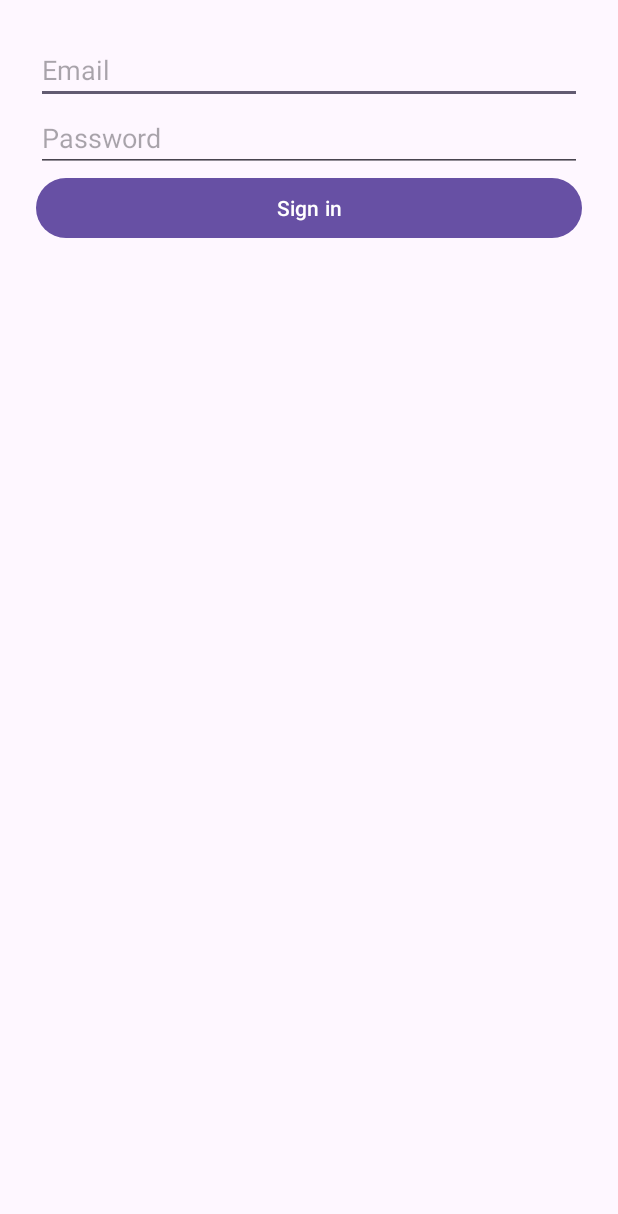
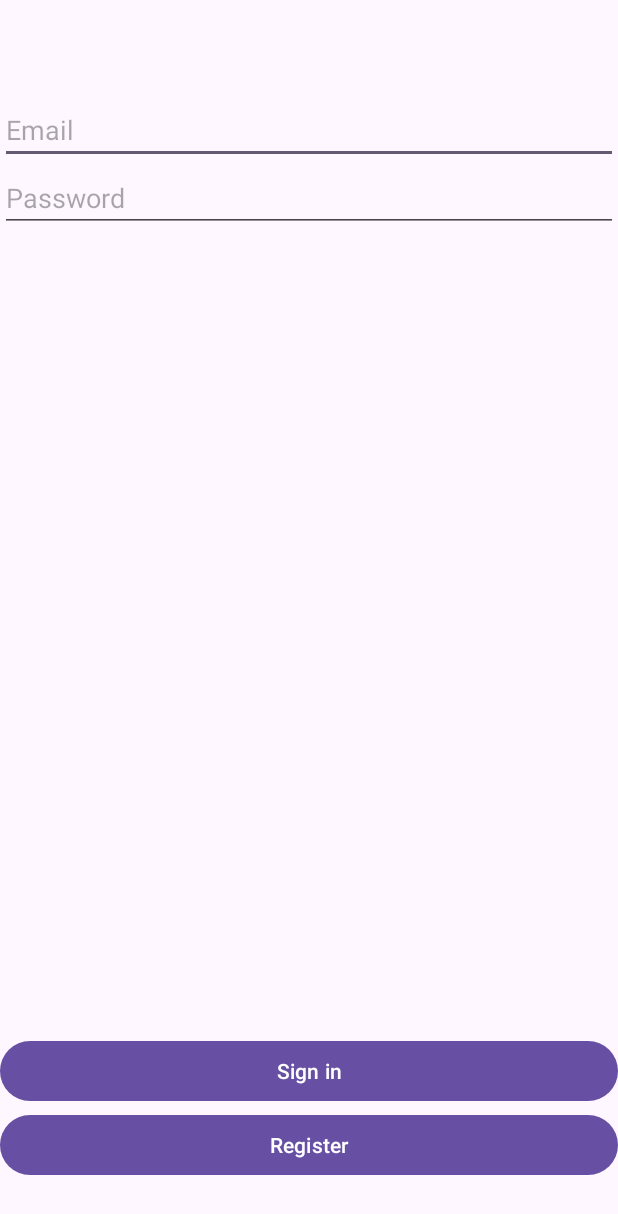
Before and after one commit to KaneGent/CafeApp, an Android app: the screen it shows after launch (MainActivity), on a phone screen of 412 x 824 dp. Shown: the top 1214 px of the screen. Run offline under Robolectric (Android 15) with nearby library versions, the phone set to English and light mode, and no system bars; our stand-ins replace Firebase (no records; nobody signed in at launch, a user with empty details on screens opened directly).

Commit message:
Registraition complete and implemented

```diff
--- a/app/src/main/res/layout/activity_main.xml
+++ b/app/src/main/res/layout/activity_main.xml
@@ -7,35 +7,46 @@
     android:layout_height="match_parent"
     tools:context=".MainActivity">
 
-    <LinearLayout
+    <EditText
+        android:id="@+id/emailInput"
         android:layout_width="0dp"
-        android:layout_height="0dp"
-        android:orientation="vertical"
-        android:padding="24dp"
-        app:layout_constraintBottom_toBottomOf="parent"
+        android:layout_height="wrap_content"
+        android:layout_marginTop="64dp"
+        android:hint="Email"
+        android:inputType="textEmailAddress"
         app:layout_constraintEnd_toEndOf="parent"
         app:layout_constraintStart_toStartOf="parent"
-        app:layout_constraintTop_toTopOf="parent">
-
-        <EditText
-            android:id="@+id/emailInput"
-            android:layout_width="match_parent"
-            android:layout_height="wrap_content"
-            android:hint="Email"
-            android:inputType="textEmailAddress" />
+        app:layout_constraintTop_toTopOf="parent" />
 
     <EditText
         android:id="@+id/passwordInput"
-            android:layout_width="match_parent"
+        android:layout_width="0dp"
         android:layout_height="wrap_content"
         android:hint="Password"
-            android:inputType="textPassword" />
+        android:inputType="textPassword"
+        app:layout_constraintEnd_toEndOf="parent"
+        app:layout_constraintStart_toStartOf="parent"
+        app:layout_constraintTop_toBottomOf="@+id/emailInput" />
 
     <Button
         android:id="@+id/loginButton"
-            android:layout_width="match_parent"
+        android:layout_width="0dp"
         android:layout_height="wrap_content"
-            android:text="Sign in" />
-    </LinearLayout>
+        android:layout_marginBottom="86dp"
+        android:text="Sign in"
+        app:layout_constraintBottom_toBottomOf="parent"
+        app:layout_constraintEnd_toEndOf="parent"
+        app:layout_constraintStart_toStartOf="parent" />
+
+    <Button
+        android:id="@+id/MainButton_Register"
+        android:layout_width="0dp"
+        android:layout_height="wrap_content"
+        android:layout_marginTop="1dp"
+        android:text="Register"
+        app:layout_constraintEnd_toEndOf="parent"
+        app:layout_constraintStart_toStartOf="parent"
+        app:layout_constraintTop_toBottomOf="@+id/loginButton" />
+
 
 </androidx.constraintlayout.widget.ConstraintLayout>
```
Also changed, not shown: app/src/main/java/com/example/cafeassignmentapp/MainActivity.kt (+32 -18 lines), app/src/main/java/com/example/cafeassignmentapp/MenuActivity.kt (+0 -7 lines), app/src/main/res/layout/activity_menu.xml (+1 -38 lines). Lines whose indentation alone changed are shown as unchanged.
